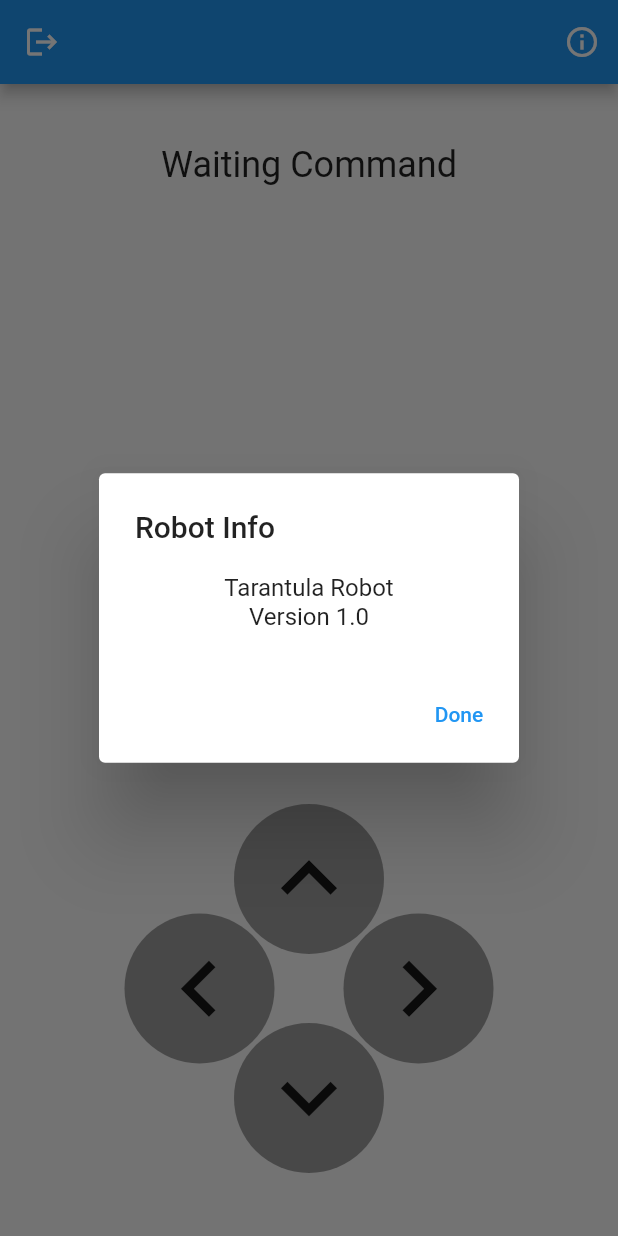
After one commit to BlackBeauty5530/SoftwareProject, a Flutter app: the ControllerPage screen opened directly, after a tap on the "info outline" icon, on a phone screen of 412 x 824 dp. The commit adds this screen. Run offline on Flutter 3.47's test engine with Material 2 defaults, Android fonts, the phone set to English and light mode, and no system bars; our stand-ins replace firebase_core; accounts and stored records are empty.

Commit message:
Birleştirme
Controller ve login sayfalarını tek projede birleştirme.

```diff
--- /dev/null
+++ b/lib/controller/controller.dart
@@ -0,0 +1,199 @@
+import 'package:flutter/material.dart';
+
+class ControllerPage extends StatefulWidget {
+  const ControllerPage({super.key});
+
+  @override
+  State<ControllerPage> createState() => _ControllerPageState();
+}
+
+class _ControllerPageState extends State<ControllerPage> {
+  String text = 'Waiting Command';
+  @override
+  Widget build(BuildContext context) {
+    return Scaffold(
+      appBar: AppBar(
+        title: const Text('Material App Bar'),
+        leading: IconButton(
+          onPressed: () {
+            //TODO: implement logout function
+          },
+          icon: const Icon(
+            Icons.logout,
+          ),
+        ),
+        actions: [
+          SizedBox(
+            width: MediaQuery.of(context).size.width,
+            child: Row(
+              mainAxisAlignment: MainAxisAlignment.end,
+              children: [
+                IconButton(
+                  onPressed: () {
+                    showDialog<void>(
+                      context: context,
+                      builder: (BuildContext context) {
+                        return AlertDialog(
+                          title: const Text('Robot Info'),
+                          content: Column(
+                            mainAxisSize: MainAxisSize.min,
+                            children: const <Widget>[
+                              Text('Tarantula Robot'),
+                              Text('Version 1.0'),
+                            ],
+                          ),
+                          actions: <Widget>[
+                            TextButton(
+                              child: const Text('Done'),
+                              onPressed: () {
+                                Navigator.of(context).pop();
+                              },
+                            ),
+                          ],
+                        );
+                      },
+                    );
+                  },
+                  icon: const Icon(
+                    Icons.info_outline,
+                  ),
+                ),
+              ],
+            ),
+          )
+        ],
+      ),
+      body: Column(
+        mainAxisAlignment: MainAxisAlignment.spaceBetween,
+        children: [
+          Container(
+            padding: const EdgeInsets.symmetric(horizontal: 20, vertical: 40),
+            child: Text(
+              text,
+              style: const TextStyle(
+                fontSize: 24,
+              ),
+            ),
+          ),
+          Container(
+            alignment: Alignment.bottomCenter,
+            margin: const EdgeInsets.symmetric(horizontal: 20, vertical: 40),
+            child: Container(
+              height: 250,
+              width: 250,
+              padding: const EdgeInsets.all(2),
+              decoration: BoxDecoration(
+                borderRadius: BorderRadius.circular(120),
+              ),
+              child: Stack(
+                children: [
+                  _ControllerButton(
+                    alignment: Alignment.centerLeft,
+                    iconData: Icons.keyboard_arrow_left_outlined,
+                    onTapDownEvent: () {
+                      setState(() {
+                        text = 'Moving Left';
+                      });
+                    },
+                    onTapUpEvent: () {
+                      setState(() {
+                        text = 'Waiting Command';
+                      });
+                    },
+                  ),
+                  _ControllerButton(
+                    alignment: Alignment.centerRight,
+                    iconData: Icons.keyboard_arrow_right_outlined,
+                    onTapDownEvent: () {
+                      setState(() {
+                        text = 'Moving Right';
+                      });
+                    },
+                    onTapUpEvent: () {
+                      setState(() {
+                        text = 'Waiting Command';
+                      });
+                    },
+                  ),
+                  _ControllerButton(
+                    alignment: Alignment.topCenter,
+                    iconData: Icons.keyboard_arrow_up_outlined,
+                    onTapDownEvent: () {
+                      setState(() {
+                        text = 'Moving Forward';
+                      });
+                    },
+                    onTapUpEvent: () {
+                      setState(() {
+                        text = 'Waiting Command';
+                      });
+                    },
+                  ),
+                  _ControllerButton(
+                    alignment: Alignment.bottomCenter,
+                    iconData: Icons.keyboard_arrow_down_outlined,
+                    onTapDownEvent: () {
+                      setState(() {
+                        text = 'Moving Backward';
+                      });
+                    },
+                    onTapUpEvent: () {
+                      setState(() {
+                        text = 'Waiting Command';
+                      });
+                    },
+                  ),
+                ],
+              ),
+            ),
+          ),
+        ],
+      ),
+    );
+  }
+}
+
+class _ControllerButton extends StatelessWidget {
+  final AlignmentGeometry alignment;
+  final IconData iconData;
+  final void Function() onTapDownEvent;
+  final void Function() onTapUpEvent;
+
+  const _ControllerButton({
+    required this.alignment,
+    required this.onTapDownEvent,
+    required this.onTapUpEvent,
+    required this.iconData,
+    Key? key,
+  }) : super(key: key);
+
+  @override
+  Widget build(BuildContext context) {
+    return Align(
+      alignment: alignment,
+      child: Container(
+        height: 100,
+        width: 100,
+        decoration: BoxDecoration(
+          color: Colors.grey,
+          borderRadius: BorderRadius.circular(120),
+        ),
+        child: GestureDetector(
+          onTapUp: (details) {
+            onTapUpEvent();
+          },
+          onTapDown: (details) {
+            onTapDownEvent();
+          },
+          onTapCancel: () {
+            onTapUpEvent();
+          },
+          child: Icon(
+            iconData,
+            size: 75,
+          ),
+        ),
+      ),
+    );
+  }
+}
```
Also changed, not shown: lib/Login/login.dart (added, +112 -0 lines), lib/main.dart (+6 -116 lines).
